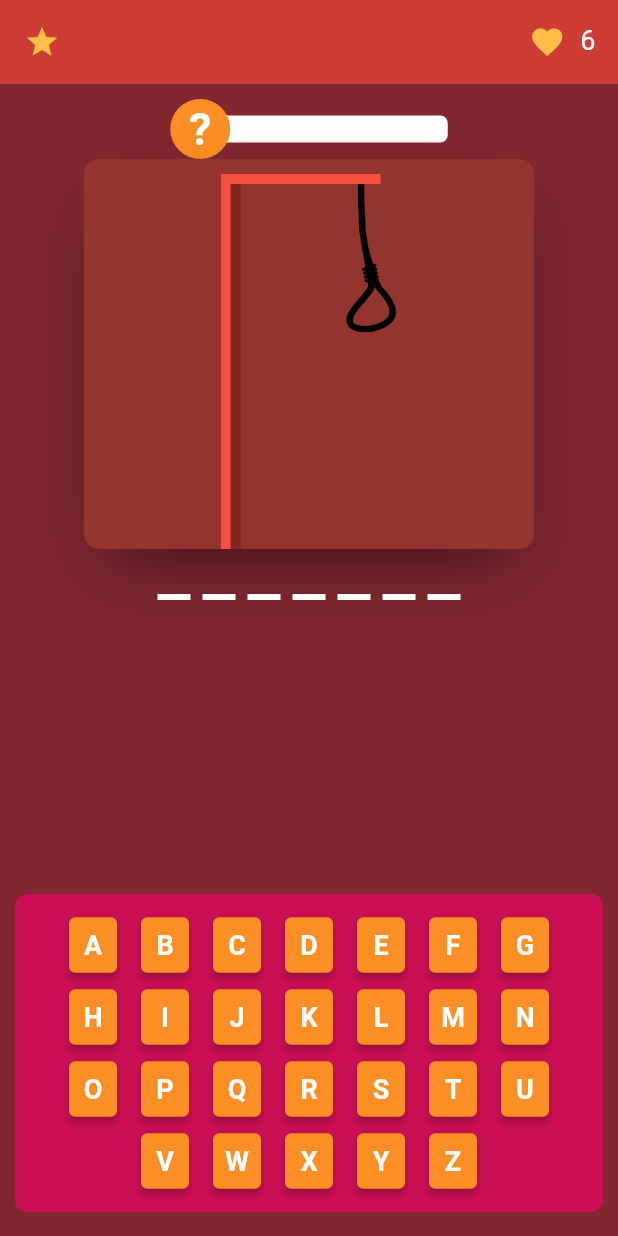
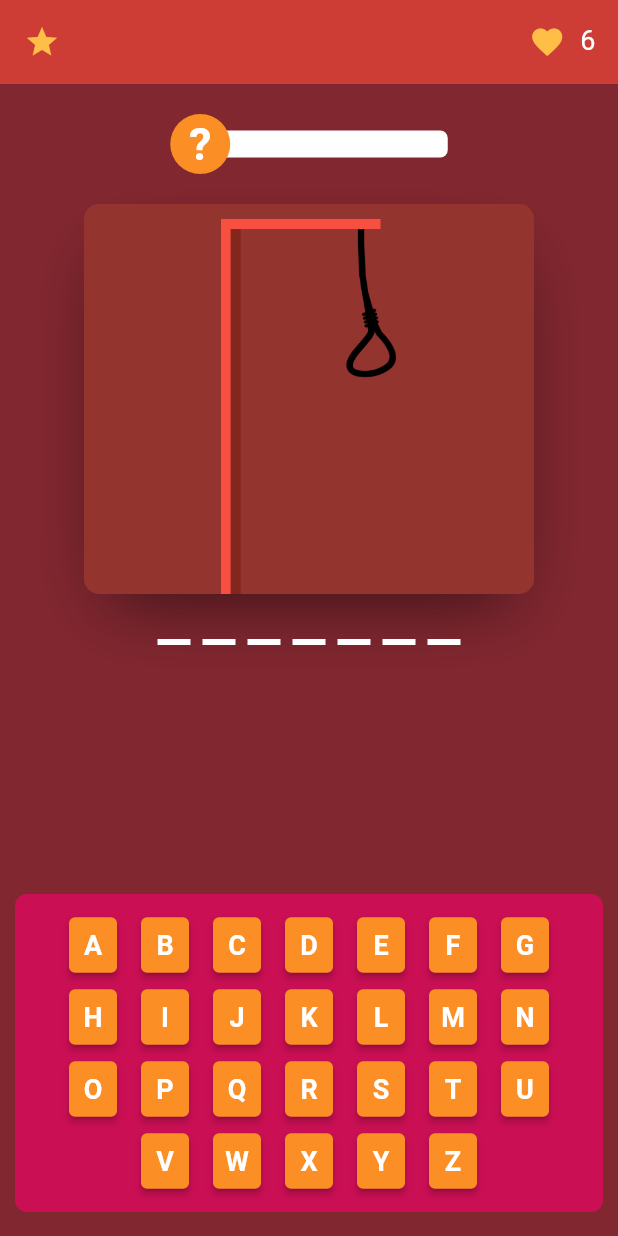
Before and after one commit to Matheus-IT/prog4_avaliacao2, a Flutter app: the GamePage screen opened by its route, on a phone screen of 412 x 824 dp. Run offline on Flutter 3.47's test engine with Material 2 defaults, Android fonts, the phone set to English and light mode, and no system bars; our stand-ins replace flutter_svg.

Commit message:
Fixing spacing

```diff
--- a/lib/pages/game_page/game_page.dart
+++ b/lib/pages/game_page/game_page.dart
@@ -97,10 +97,10 @@ class _GamePageState extends State<GamePage> {
         child: Column(
           mainAxisAlignment: MainAxisAlignment.center,
           children: [
-            const SizedBox(
-              height: 10,
+            Container(
+              margin: const EdgeInsets.symmetric(vertical: 20),
+              child: hintVisible ? Hint(hint: hint) : HintBar(hintBar: hintBar),
             ),
-            hintVisible ? Hint(hint: hint) : HintBar(hintBar: hintBar),
             Gallow(
               imageSource: playerHangingAssets[player.currentHangingStage]!,
             ),
```
